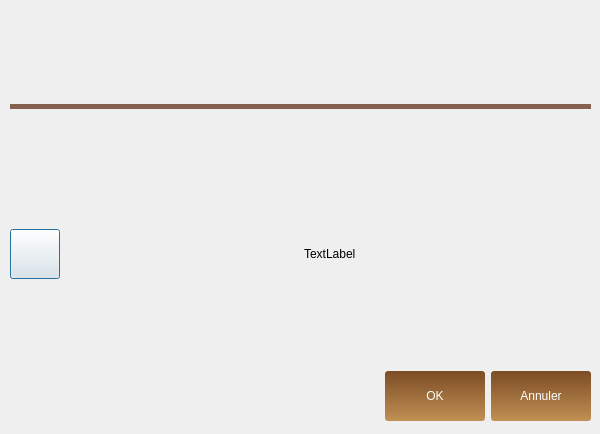
This is app/UI/dialog_critical.ui in omegaBionic/maderation_front as Qt 5 draws it before an edit. The edited form follows.
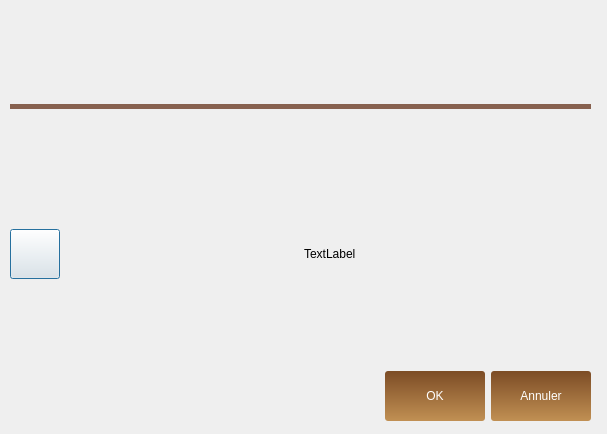
This is the edited form. Icons and pictures are not drawn.

Diff of the .ui file:
```diff
--- a/app/UI/dialog_critical.ui
+++ b/app/UI/dialog_critical.ui
@@ -6,7 +6,7 @@
    <rect>
     <x>0</x>
     <y>0</y>
-    <width>600</width>
+    <width>607</width>
     <height>434</height>
    </rect>
   </property>
```
